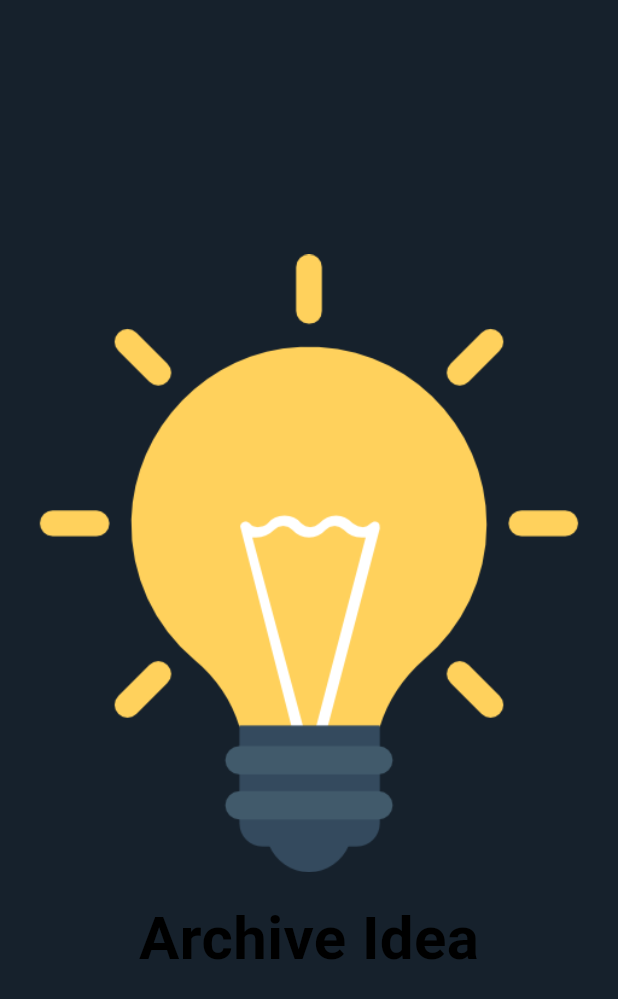
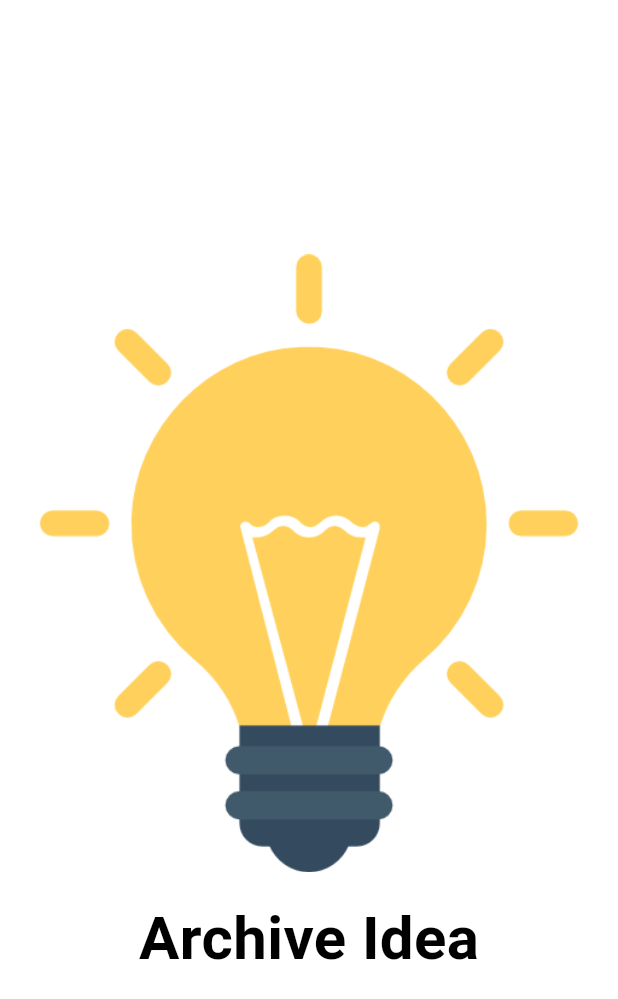
Before and after one commit to sunfishes/archive_idea, a Flutter app: the SplashScreen screen opened directly, on a phone screen of 412 x 824 dp. Shown: the top 999 px of the screen. Run offline on Flutter 3.47's test engine with Material 3 defaults, Android fonts, the phone set to English and light mode, and no system bars; our stand-ins replace flutter_rating_bar, sqflite; accounts and stored records are empty.

Commit message:
change the splashscreen background color

```diff
--- a/lib/screen/splash_screen.dart
+++ b/lib/screen/splash_screen.dart
@@ -10,7 +10,7 @@ class SplashScreen extends StatelessWidget {
       },);
 
     return Scaffold(
-      backgroundColor: Color(0xFF16212C), //배경색 추가
+      backgroundColor: Colors.white, //배경색 추가
       body: Center(
         child: Column(
           mainAxisAlignment: MainAxisAlignment.center,//주축정렬
```
